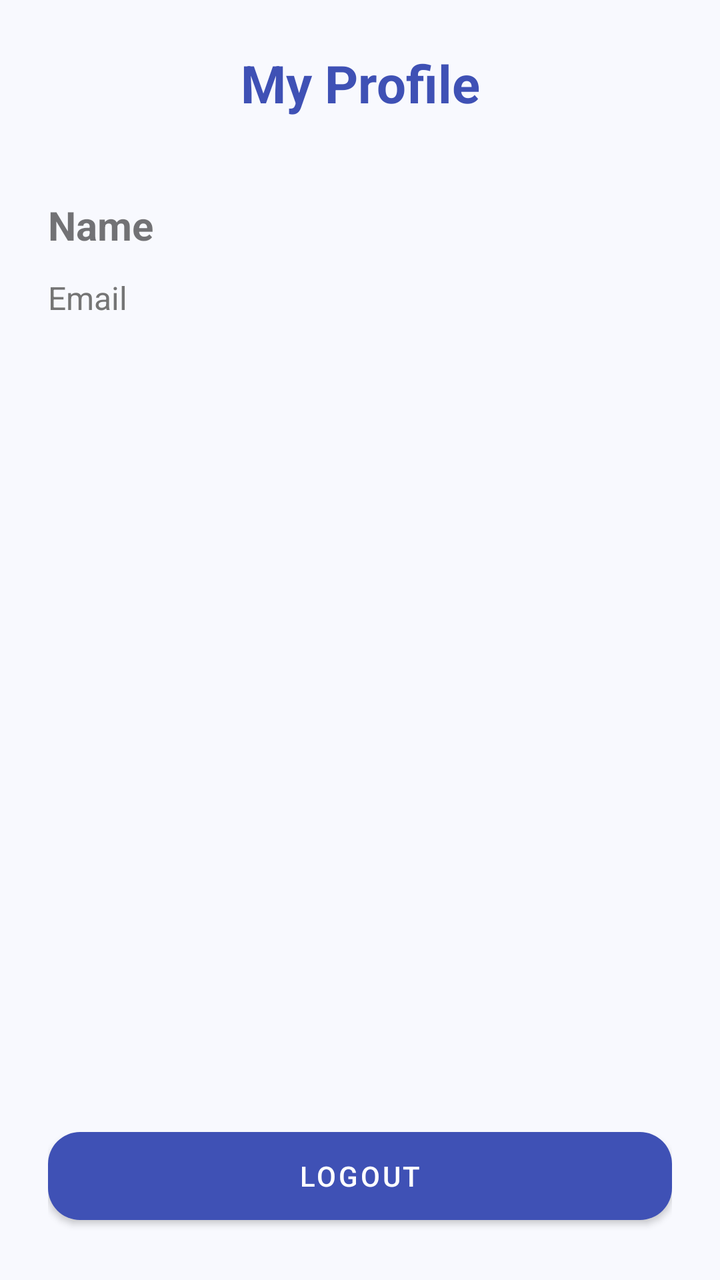
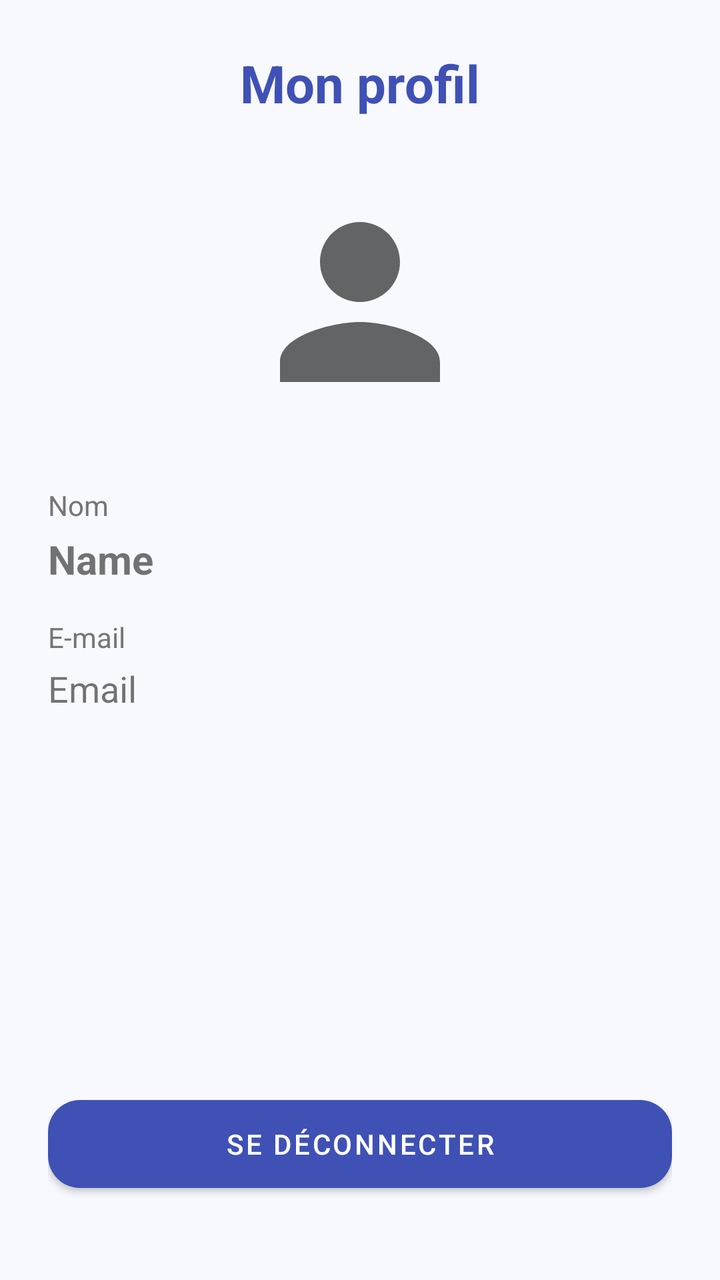

The first picture is an Android layout as it rendered before a commit; the second is the same layout after the commit. The layout source and the unified diff follow.
<!-- AndroidManifest.xml: application theme AppTheme -->
<!-- res/layout/activity_profile_fragment.xml -->
<?xml version="1.0" encoding="utf-8"?>
<androidx.constraintlayout.widget.ConstraintLayout
    xmlns:android="http://schemas.android.com/apk/res/android"
    xmlns:app="http://schemas.android.com/apk/res-auto"
    android:layout_width="match_parent"
    android:layout_height="match_parent"
    android:background="@color/background_light"
    android:padding="24dp">

    
    <TextView
        android:id="@+id/title"
        android:layout_width="wrap_content"
        android:layout_height="wrap_content"
        android:text="My Profile"
        android:textSize="26sp"
        android:textStyle="bold"
        android:textColor="@color/primary"
        app:layout_constraintTop_toTopOf="parent"
        app:layout_constraintStart_toStartOf="parent"
        app:layout_constraintEnd_toEndOf="parent"/>

    
    <TextView
        android:id="@+id/nameText"
        android:layout_width="wrap_content"
        android:layout_height="wrap_content"
        android:text="Name"
        android:textSize="20sp"
        android:textStyle="bold"
        app:layout_constraintTop_toBottomOf="@id/title"
        app:layout_constraintStart_toStartOf="parent"
        android:layout_marginTop="40dp"/>

    
    <TextView
        android:id="@+id/emailText"
        android:layout_width="wrap_content"
        android:layout_height="wrap_content"
        android:text="Email"
        android:textSize="16sp"
        android:textColor="@color/text_secondary"
        app:layout_constraintTop_toBottomOf="@id/nameText"
        app:layout_constraintStart_toStartOf="parent"
        android:layout_marginTop="12dp"/>

    
    <com.google.android.material.button.MaterialButton
        android:id="@+id/logoutBtn"
        android:layout_width="0dp"
        android:layout_height="56dp"
        android:text="Logout"
        app:cornerRadius="16dp"
        app:layout_constraintBottom_toBottomOf="parent"
        app:layout_constraintStart_toStartOf="parent"
        app:layout_constraintEnd_toEndOf="parent"/>

</androidx.constraintlayout.widget.ConstraintLayout>
<!-- resources referenced by this layout -->
<resources>
  <color name="background_light">#F8F9FE</color>
  <color name="primary">#3F51B5</color>
  <color name="text_secondary">#757575</color>
  <style name="AppTheme" parent="Theme.MaterialComponents.Light.NoActionBar">
          
          <item name="colorPrimary">@color/primary</item>
          <item name="colorPrimaryVariant">@color/primary_dark</item>
          <item name="colorOnPrimary">@color/white</item>
  
          
          <item name="colorSecondary">@color/accent</item>
          <item name="colorSecondaryVariant">@color/accent</item>
          <item name="colorOnSecondary">@color/white</item>
  
          
          <item name="android:statusBarColor">@color/primary_dark</item>
  
          
          <item name="android:windowBackground">@color/background_light</item>
      </style>
  <color name="primary_dark">#303F9F</color>
  <color name="white">#FFFFFF</color>
  <color name="accent">#FF4081</color>
</resources>

<!-- the commit's change to res/layout/activity_profile_fragment.xml (unified diff, before → after) -->
@@ -12,13 +12,36 @@
         android:id="@+id/title"
         android:layout_width="wrap_content"
         android:layout_height="wrap_content"
-        android:text="My Profile"
+        android:text="@string/title_my_profile"
         android:textSize="26sp"
         android:textStyle="bold"
         android:textColor="@color/primary"
         app:layout_constraintTop_toTopOf="parent"
         app:layout_constraintStart_toStartOf="parent"
         app:layout_constraintEnd_toEndOf="parent"/>
+
+    <ImageView
+        android:id="@+id/profileImage"
+        android:layout_width="120dp"
+        android:layout_height="120dp"
+        android:layout_marginTop="32dp"
+        android:scaleType="centerCrop"
+        android:src="@drawable/ic_profile"
+        app:layout_constraintTop_toBottomOf="@id/title"
+        app:layout_constraintStart_toStartOf="parent"
+        app:layout_constraintEnd_toEndOf="parent"/>
+
+    
+    <TextView
+        android:id="@+id/nameLabel"
+        android:layout_width="wrap_content"
+        android:layout_height="wrap_content"
+        android:text="@string/label_name"
+        android:textSize="14sp"
+        android:textColor="@color/text_secondary"
+        app:layout_constraintTop_toBottomOf="@id/profileImage"
+        app:layout_constraintStart_toStartOf="parent"
+        android:layout_marginTop="32dp"/>
 
     
     <TextView
@@ -28,9 +51,21 @@
         android:text="Name"
         android:textSize="20sp"
         android:textStyle="bold"
-        app:layout_constraintTop_toBottomOf="@id/title"
+        app:layout_constraintTop_toBottomOf="@id/nameLabel"
         app:layout_constraintStart_toStartOf="parent"
-        android:layout_marginTop="40dp"/>
+        android:layout_marginTop="4dp"/>
+
+    
+    <TextView
+        android:id="@+id/emailLabel"
+        android:layout_width="wrap_content"
+        android:layout_height="wrap_content"
+        android:text="@string/label_email"
+        android:textSize="14sp"
+        android:textColor="@color/text_secondary"
+        app:layout_constraintTop_toBottomOf="@id/nameText"
+        app:layout_constraintStart_toStartOf="parent"
+        android:layout_marginTop="16dp"/>
 
     
     <TextView
@@ -38,21 +73,21 @@
         android:layout_width="wrap_content"
         android:layout_height="wrap_content"
         android:text="Email"
-        android:textSize="16sp"
-        android:textColor="@color/text_secondary"
-        app:layout_constraintTop_toBottomOf="@id/nameText"
+        android:textSize="18sp"
+        app:layout_constraintTop_toBottomOf="@id/emailLabel"
         app:layout_constraintStart_toStartOf="parent"
-        android:layout_marginTop="12dp"/>
+        android:layout_marginTop="4dp"/>
 
     
     <com.google.android.material.button.MaterialButton
         android:id="@+id/logoutBtn"
         android:layout_width="0dp"
         android:layout_height="56dp"
-        android:text="Logout"
+        android:text="@string/btn_logout"
         app:cornerRadius="16dp"
         app:layout_constraintBottom_toBottomOf="parent"
         app:layout_constraintStart_toStartOf="parent"
-        app:layout_constraintEnd_toEndOf="parent"/>
+        app:layout_constraintEnd_toEndOf="parent"
+        android:layout_marginBottom="16dp"/>
 
 </androidx.constraintlayout.widget.ConstraintLayout>
<!-- resource entries referenced after the edit -->
@@ -3,6 +3,21 @@
   <color name="background_light">#F8F9FE</color>
   <color name="primary">#3F51B5</color>
   <color name="text_secondary">#757575</color>
+  <!-- drawable ic_profile (drawable) -->
+  <vector xmlns:android="http://schemas.android.com/apk/res/android"
+      android:width="24dp"
+      android:height="24dp"
+      android:viewportWidth="24"
+      android:viewportHeight="24"
+      android:tint="?attr/colorControlNormal">
+      <path
+          android:fillColor="@android:color/white"
+          android:pathData="M12,12c2.21,0 4,-1.79 4,-4s-1.79,-4 -4,-4 -4,1.79 -4,4 1.79,4 4,4zM12,14c-2.67,0 -8,1.34 -8,4v2h16v-2c0,-2.66 -5.33,-4 -8,-4z"/>
+  </vector>
+  <string name="btn_logout">Se déconnecter</string>
+  <string name="label_email">E-mail</string>
+  <string name="label_name">Nom</string>
+  <string name="title_my_profile">Mon profil</string>
   <style name="AppTheme" parent="Theme.MaterialComponents.Light.NoActionBar">
           
           <item name="colorPrimary">@color/primary</item>
